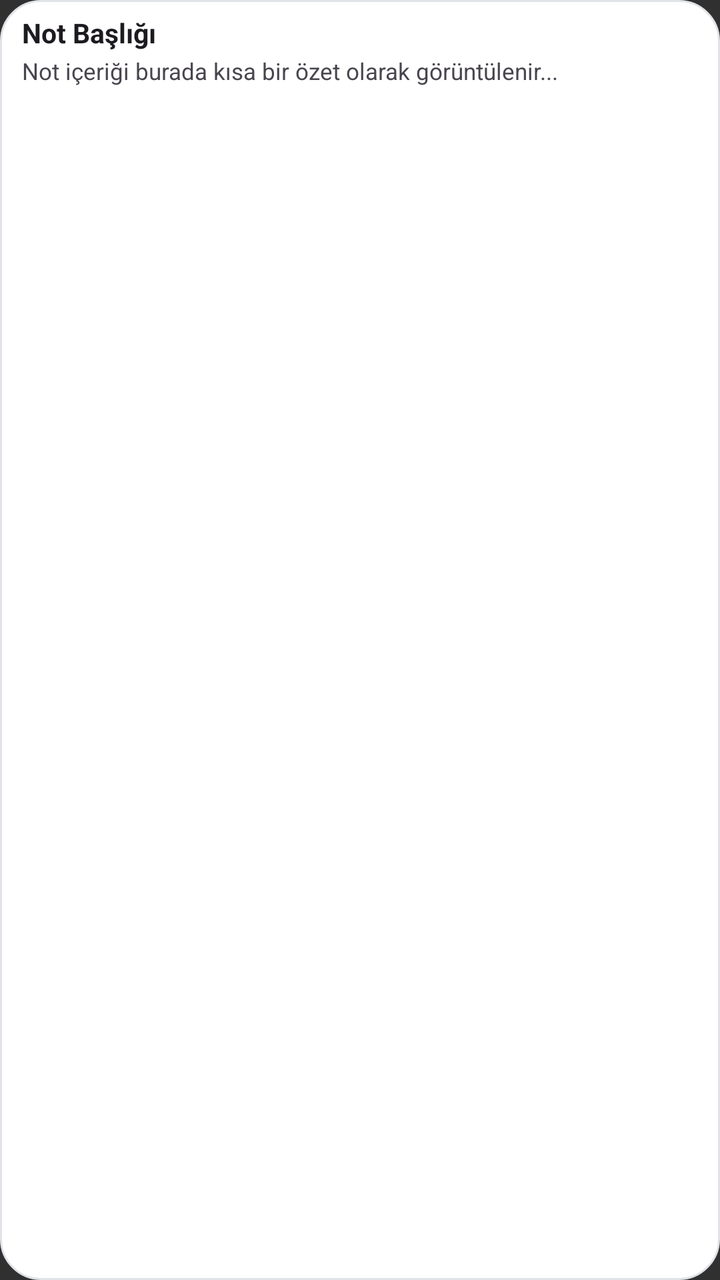
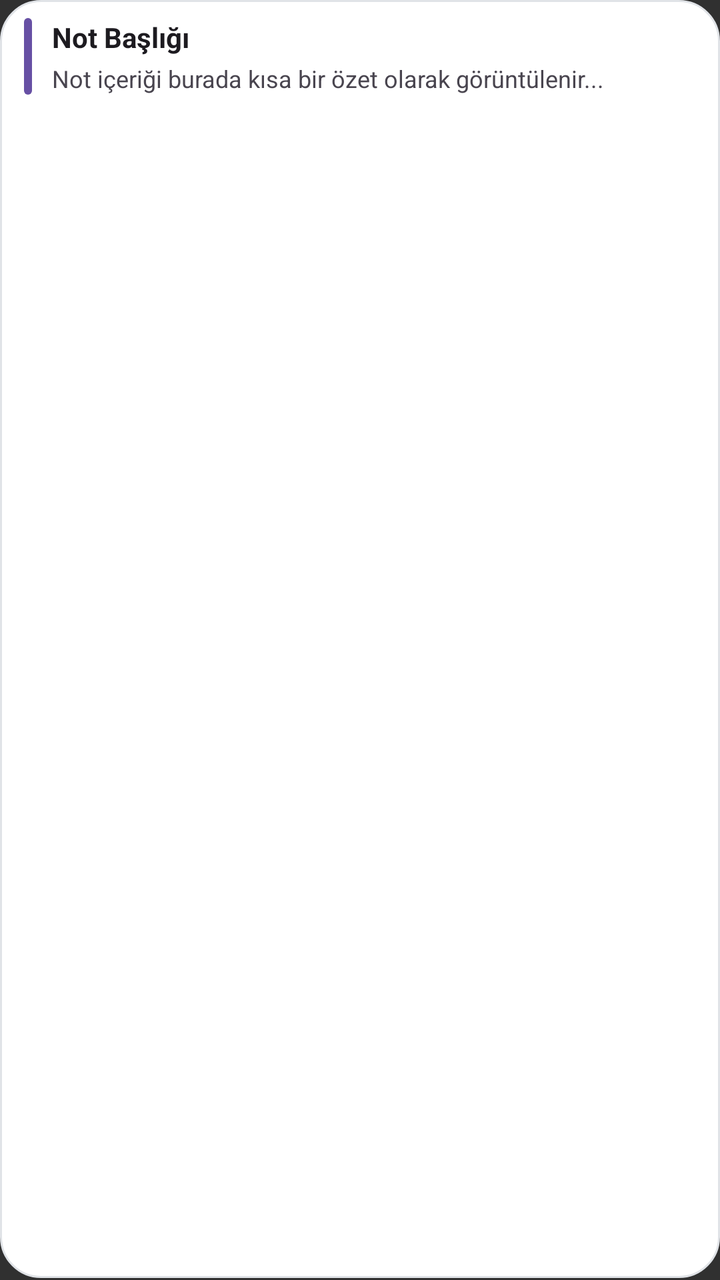

Compare the two renders of this Android layout. The source of the first and the diff that turns it into the second are given below.
<!-- AndroidManifest.xml: application theme android:Theme.Material.NoActionBar -->
<!-- res/layout/widget_note_item.xml -->
<?xml version="1.0" encoding="utf-8"?>
<FrameLayout xmlns:android="http://schemas.android.com/apk/res/android"
    android:id="@+id/widget_item_container"
    android:layout_width="match_parent"
    android:layout_height="wrap_content">

    
    <ImageView
        android:id="@+id/widget_item_bg_image"
        android:layout_width="match_parent"
        android:layout_height="match_parent"
        android:src="@drawable/widget_item_background"
        android:scaleType="fitXY" />

    <LinearLayout
        android:layout_width="match_parent"
        android:layout_height="wrap_content"
        android:orientation="vertical"
        android:paddingHorizontal="11dp"
        android:paddingVertical="7dp">

        
        <LinearLayout
            android:layout_width="match_parent"
            android:layout_height="wrap_content"
            android:orientation="horizontal"
            android:gravity="center_vertical">

            <TextView
                android:id="@+id/widget_item_title"
                android:layout_width="0dp"
                android:layout_height="wrap_content"
                android:layout_weight="1"
                android:text="Not Başlığı"
                android:textStyle="bold"
                android:textSize="13.5sp"
                android:textColor="#1D1B20"
                android:maxLines="1"
                android:ellipsize="end" />

            <ImageView
                android:id="@+id/widget_item_pin"
                android:layout_width="14dp"
                android:layout_height="14dp"
                android:src="@drawable/ic_widget_pin"
                android:contentDescription="Sabitli"
                android:visibility="gone"
                android:layout_marginStart="4dp" />

            <ImageView
                android:id="@+id/widget_item_lock"
                android:layout_width="14dp"
                android:layout_height="14dp"
                android:src="@drawable/ic_widget_lock"
                android:contentDescription="Kilitli"
                android:visibility="gone"
                android:layout_marginStart="4dp" />

        </LinearLayout>

        
        <TextView
            android:id="@+id/widget_item_content"
            android:layout_width="match_parent"
            android:layout_height="wrap_content"
            android:text="Not içeriği burada kısa bir özet olarak görüntülenir..."
            android:textSize="11.5sp"
            android:textColor="#49454F"
            android:maxLines="2"
            android:ellipsize="end"
            android:layout_marginTop="2dp" />

    </LinearLayout>

</FrameLayout>
<!-- resources referenced by this layout -->
<resources>
  <!-- drawable ic_widget_lock (drawable) -->
  <vector xmlns:android="http://schemas.android.com/apk/res/android"
      android:width="24dp"
      android:height="24dp"
      android:viewportWidth="24"
      android:viewportHeight="24">
    <path
        android:fillColor="#79747E"
        android:pathData="M18,8h-1V6c0,-2.76 -2.24,-5 -5,-5S7,3.24 7,6v2H6c-1.1,0 -2,0.9 -2,2v10c0,1.1 0.9,2 2,2h12c1.1,0 2,-0.9 2,-2V10c0,-1.1 -0.9,-2 -2,-2zM9,6c0,-1.66 1.34,-3 3,-3s3,1.34 3,3v2H9V6zm9,14H6V10h12v10zm-6,-3c1.1,0 2,-0.9 2,-2s-0.9,-2 -2,-2 -2,0.9 -2,2 0.9,2 2,2z"/>
  </vector>
  <!-- drawable ic_widget_pin (drawable) -->
  <vector xmlns:android="http://schemas.android.com/apk/res/android"
      android:width="24dp"
      android:height="24dp"
      android:viewportWidth="24"
      android:viewportHeight="24">
    <path
        android:fillColor="#6750A4"
        android:pathData="M16,9V4h1c0.55,0 1,-0.45 1,-1s-0.45,-1 -1,-1H7C6.45,2 6,2.45 6,3s0.45,1 1,1h1v5c0,1.66 -1.34,3 -3,3v2h5.97v7l1,1 1,-1v-7H19v-2c-1.66,0 -3,-1.34 -3,-3z"/>
  </vector>
  <!-- drawable widget_item_background (drawable) -->
  <?xml version="1.0" encoding="utf-8"?>
  <shape xmlns:android="http://schemas.android.com/apk/res/android"
      android:shape="rectangle">
      <solid android:color="#FFFFFF" />
      <corners android:radius="20dp" />
      <stroke android:width="1dp" android:color="#E0E3E7" />
  </shape>
</resources>

<!-- the commit's change to res/layout/widget_note_item.xml (unified diff, before → after) -->
@@ -2,74 +2,89 @@
 <FrameLayout xmlns:android="http://schemas.android.com/apk/res/android"
     android:id="@+id/widget_item_container"
     android:layout_width="match_parent"
-    android:layout_height="wrap_content">
+    android:layout_height="wrap_content"
+    android:paddingBottom="1dp">
 
-    
     <ImageView
         android:id="@+id/widget_item_bg_image"
         android:layout_width="match_parent"
         android:layout_height="match_parent"
         android:src="@drawable/widget_item_background"
-        android:scaleType="fitXY" />
+        android:scaleType="fitXY"
+        android:contentDescription="@null" />
 
     <LinearLayout
         android:layout_width="match_parent"
         android:layout_height="wrap_content"
-        android:orientation="vertical"
-        android:paddingHorizontal="11dp"
-        android:paddingVertical="7dp">
+        android:orientation="horizontal"
+        android:gravity="center_vertical"
+        android:paddingHorizontal="12dp"
+        android:paddingVertical="9dp">
 
-        
+        <ImageView
+            android:id="@+id/widget_item_accent"
+            android:layout_width="4dp"
+            android:layout_height="match_parent"
+            android:minHeight="34dp"
+            android:src="@drawable/widget_item_accent"
+            android:scaleType="fitXY"
+            android:contentDescription="@null" />
+
         <LinearLayout
-            android:layout_width="match_parent"
+            android:layout_width="0dp"
             android:layout_height="wrap_content"
-            android:orientation="horizontal"
-            android:gravity="center_vertical">
+            android:layout_weight="1"
+            android:layout_marginStart="10dp"
+            android:orientation="vertical">
+
+            <LinearLayout
+                android:layout_width="match_parent"
+                android:layout_height="wrap_content"
+                android:orientation="horizontal"
+                android:gravity="center_vertical">
+
+                <TextView
+                    android:id="@+id/widget_item_title"
+                    android:layout_width="0dp"
+                    android:layout_height="wrap_content"
+                    android:layout_weight="1"
+                    android:text="Not Başlığı"
+                    android:textStyle="bold"
+                    android:textSize="14sp"
+                    android:textColor="#1D1B20"
+                    android:maxLines="1"
+                    android:ellipsize="end" />
+
+                <ImageView
+                    android:id="@+id/widget_item_pin"
+                    android:layout_width="16dp"
+                    android:layout_height="16dp"
+                    android:src="@drawable/ic_widget_pin"
+                    android:contentDescription="Sabitli"
+                    android:visibility="gone"
+                    android:layout_marginStart="6dp" />
+
+                <ImageView
+                    android:id="@+id/widget_item_lock"
+                    android:layout_width="16dp"
+                    android:layout_height="16dp"
+                    android:src="@drawable/ic_widget_lock"
+                    android:contentDescription="Kilitli"
+                    android:visibility="gone"
+                    android:layout_marginStart="6dp" />
+            </LinearLayout>
 
             <TextView
-                android:id="@+id/widget_item_title"
-                android:layout_width="0dp"
+                android:id="@+id/widget_item_content"
+                android:layout_width="match_parent"
                 android:layout_height="wrap_content"
-                android:layout_weight="1"
-                android:text="Not Başlığı"
-                android:textStyle="bold"
-                android:textSize="13.5sp"
-                android:textColor="#1D1B20"
-                android:maxLines="1"
-                android:ellipsize="end" />
-
-            <ImageView
-                android:id="@+id/widget_item_pin"
-                android:layout_width="14dp"
-                android:layout_height="14dp"
-                android:src="@drawable/ic_widget_pin"
-                android:contentDescription="Sabitli"
-                android:visibility="gone"
-                android:layout_marginStart="4dp" />
-
-            <ImageView
-                android:id="@+id/widget_item_lock"
-                android:layout_width="14dp"
-                android:layout_height="14dp"
-                android:src="@drawable/ic_widget_lock"
-                android:contentDescription="Kilitli"
-                android:visibility="gone"
-                android:layout_marginStart="4dp" />
-
+                android:text="Not içeriği burada kısa bir özet olarak görüntülenir..."
+                android:textSize="12sp"
+                android:lineSpacingExtra="1dp"
+                android:textColor="#49454F"
+                android:maxLines="2"
+                android:ellipsize="end"
+                android:layout_marginTop="3dp" />
         </LinearLayout>
-
-        
-        <TextView
-            android:id="@+id/widget_item_content"
-            android:layout_width="match_parent"
-            android:layout_height="wrap_content"
-            android:text="Not içeriği burada kısa bir özet olarak görüntülenir..."
-            android:textSize="11.5sp"
-            android:textColor="#49454F"
-            android:maxLines="2"
-            android:ellipsize="end"
-            android:layout_marginTop="2dp" />
-
     </LinearLayout>
-
 </FrameLayout>
<!-- resource entries referenced after the edit -->
@@ -20,6 +20,12 @@
         android:fillColor="#6750A4"
         android:pathData="M16,9V4h1c0.55,0 1,-0.45 1,-1s-0.45,-1 -1,-1H7C6.45,2 6,2.45 6,3s0.45,1 1,1h1v5c0,1.66 -1.34,3 -3,3v2h5.97v7l1,1 1,-1v-7H19v-2c-1.66,0 -3,-1.34 -3,-3z"/>
   </vector>
+  <!-- drawable widget_item_accent (drawable) -->
+  <?xml version="1.0" encoding="utf-8"?>
+  <shape xmlns:android="http://schemas.android.com/apk/res/android" android:shape="rectangle">
+      <solid android:color="#6750A4" />
+      <corners android:radius="3dp" />
+  </shape>
   <!-- drawable widget_item_background (drawable) -->
   <?xml version="1.0" encoding="utf-8"?>
   <shape xmlns:android="http://schemas.android.com/apk/res/android"
